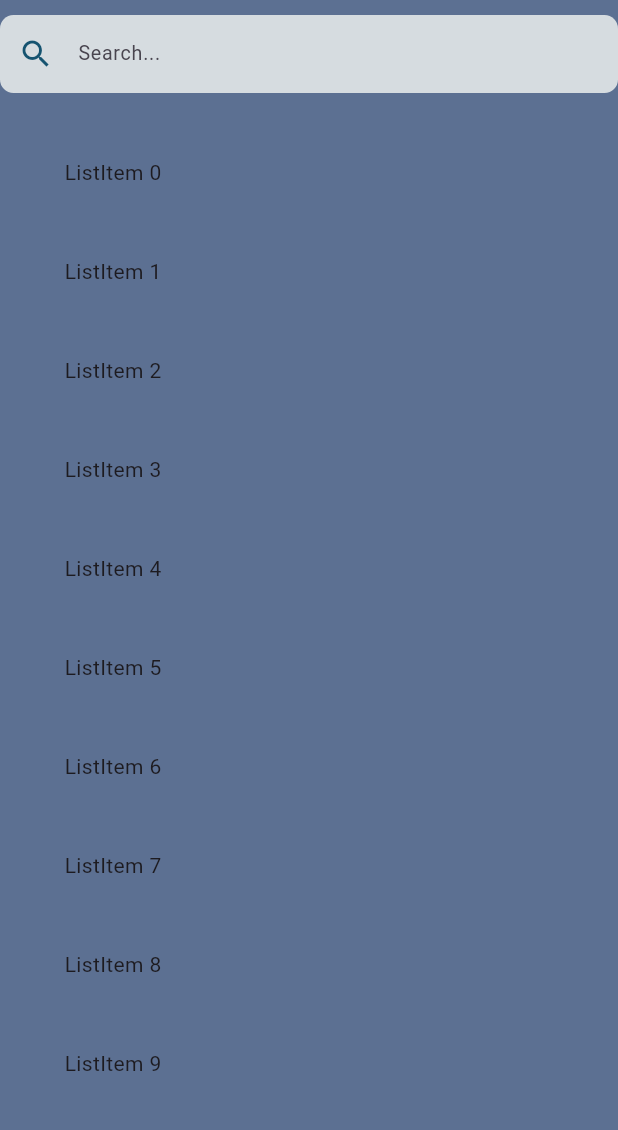
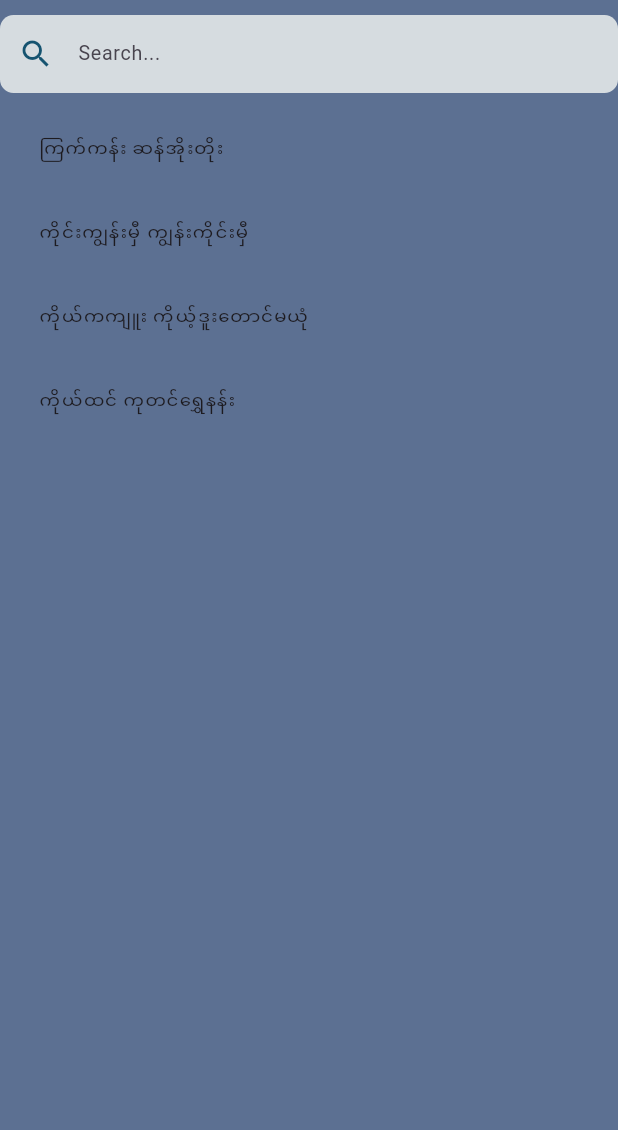
Before and after one commit to aungpyaephy0/Burmese-Proverb, a Flutter app: the screen it shows after launch, on a phone screen of 412 x 824 dp, the part 84-1214 px from its top. Run offline on Flutter 3.47's test engine with Material 3 defaults, Android fonts, the phone set to English and light mode, and no system bars.

Commit message:
create data, model and show data list

```diff
--- /dev/null
+++ b/lib/data/proverb_data.dart
@@ -0,0 +1,8 @@
+import 'package:flutter_application_1/model/proverb.dart';
+
+final allProverb = <Proverb> [
+  Proverb("ကြက်ကန်း ဆန်အိုးတိုး"),
+  Proverb("ကိုင်းကျွန်းမှီ ကျွန်းကိုင်းမှီ"),
+  Proverb("ကိုယ်ကကျူး ကိုယ့်ဒူးတောင်မယုံ"),
+  Proverb("ကိုယ်ထင် ကုတင်ရွှေနန်း"),
+];
--- a/lib/main.dart
+++ b/lib/main.dart
@@ -1,6 +1,9 @@
 // ignore_for_file: prefer_const_constructors
 
 import 'package:flutter/material.dart';
+import 'package:flutter_application_1/data/proverb_data.dart';
+import 'package:flutter_application_1/model/proverb.dart';
+
 
 void main() {
   runApp(const MyApp());
@@ -27,6 +30,9 @@ class SearchProverb extends StatefulWidget {
 }
 
 class _SearchProverbState extends State<SearchProverb> {
+
+  List<Proverb> proverbs = allProverb;
+
   @override
   Widget build(BuildContext context) {
     return Scaffold(
@@ -66,17 +72,18 @@ class _SearchProverbState extends State<SearchProverb> {
           ),
           Expanded(
             child: Padding(
-              padding: EdgeInsets.all(20),
+              padding: EdgeInsets.all(10),
               child: ListView.builder(
-                  itemCount: 20,
+                  itemCount: proverbs.length,
                   itemBuilder: (context, index) {
-                    return Container(
-                      padding: EdgeInsets.all(15),
-                      margin: EdgeInsets.all(8),
-                      decoration: BoxDecoration(
-                          // color: Colors.indigo.shade100,
-                          borderRadius: BorderRadius.circular(10)),
-                      child: Text('ListItem $index'),
+                    return ListTile(
+                      title: Text(
+                        proverbs[index].name,
+                        style: TextStyle(
+                          fontSize: 12.1,
+                        ),
+
+                      ),
                     );
                   }),
             ),
--- /dev/null
+++ b/lib/model/proverb.dart
@@ -0,0 +1,4 @@
+class Proverb {
+  String name;
+  Proverb(this.name);
+}
```
